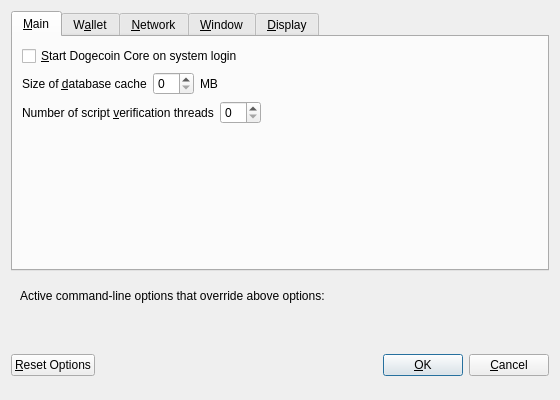
Before: the Qt Designer form src/qt/forms/optionsdialog.ui in tesseractcryptocurrency/Tesseract, drawn with Qt 5.
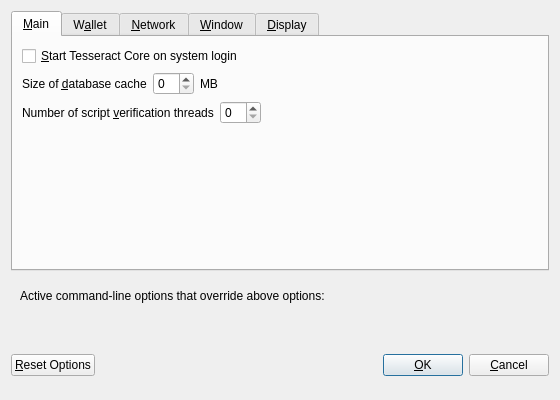
After: the same form once the commit is applied. Custom widgets are drawn as their Qt base class.

```diff
--- a/src/qt/forms/optionsdialog.ui
+++ b/src/qt/forms/optionsdialog.ui
@@ -33,7 +33,7 @@
           <string>Automatically start Dogecoin Core after logging in to the system.</string>
          </property>
          <property name="text">
-          <string>&amp;Start Dogecoin Core on system login</string>
+          <string>&amp;Start Tesseract Core on system login</string>
          </property>
         </widget>
        </item>
```
Left out of the diff: 8 changed lines with no effect on the pictures.
